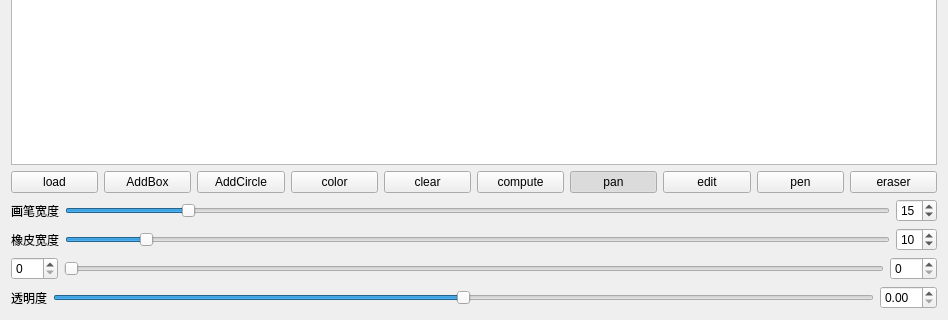
Qt form imcwidget.ui (renkehub/IMC) before a commit; both pictures show x 0 to 948 and y 330 to 650 of the 948 by 650 pixel window.
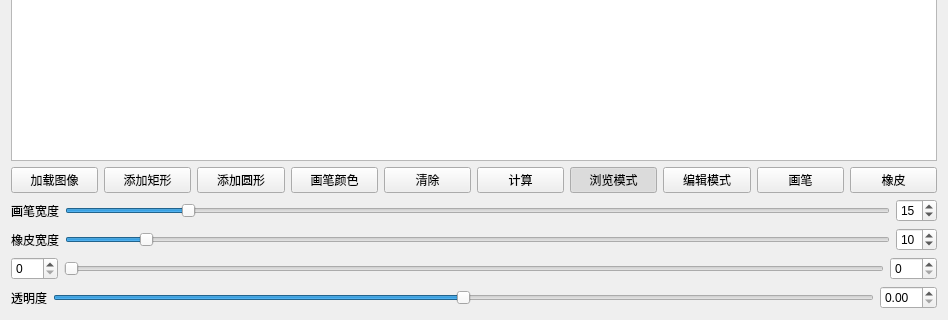
The same form after that commit. Custom widgets are drawn as their Qt base class.

```diff
--- a/imcwidget.ui
+++ b/imcwidget.ui
@@ -22,21 +22,21 @@
      <item>
       <widget class="QPushButton" name="pushButton_load">
        <property name="text">
-        <string>load</string>
+        <string>加载图像</string>
        </property>
       </widget>
      </item>
      <item>
       <widget class="QPushButton" name="pushButton_addBox">
        <property name="text">
-        <string>AddBox</string>
+        <string>添加矩形</string>
        </property>
       </widget>
      </item>
      <item>
       <widget class="QPushButton" name="pushButton_addCircle">
        <property name="text">
-        <string>AddCircle</string>
+        <string>添加圆形</string>
        </property>
       </widget>
      </item>
@@ -46,28 +46,28 @@
         <string notr="true"/>
        </property>
        <property name="text">
-        <string>color</string>
+        <string>画笔颜色</string>
        </property>
       </widget>
      </item>
      <item>
       <widget class="QPushButton" name="pushButton_clear">
        <property name="text">
-        <string>clear</string>
+        <string>清除</string>
        </property>
       </widget>
      </item>
      <item>
       <widget class="QPushButton" name="pushButton_compute">
        <property name="text">
-        <string>compute</string>
+        <string>计算</string>
        </property>
       </widget>
      </item>
      <item>
       <widget class="QPushButton" name="pushButton_pan">
        <property name="text">
-        <string>pan</string>
+        <string>浏览模式</string>
        </property>
        <property name="checkable">
         <bool>true</bool>
@@ -83,7 +83,7 @@
      <item>
       <widget class="QPushButton" name="pushButton_edit">
        <property name="text">
-        <string>edit</string>
+        <string>编辑模式</string>
        </property>
        <property name="checkable">
         <bool>true</bool>
@@ -96,7 +96,7 @@
      <item>
       <widget class="QPushButton" name="pushButton_pen">
        <property name="text">
-        <string>pen</string>
+        <string>画笔</string>
        </property>
        <property name="checkable">
         <bool>true</bool>
@@ -109,7 +109,7 @@
      <item>
       <widget class="QPushButton" name="pushButton_eraser">
        <property name="text">
-        <string>eraser</string>
+        <string>橡皮</string>
        </property>
        <property name="checkable">
         <bool>true</bool>
```
